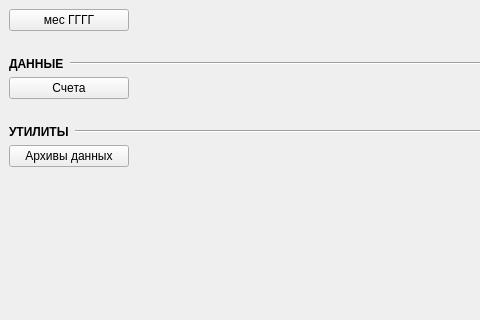
This is ui/forms/form_main.ui in e-vladimir/finmanager as Qt 5 draws it before an edit; both pictures show x 0 to 480 and y 0 to 320 of the 800 by 639 pixel window. The edited form follows.
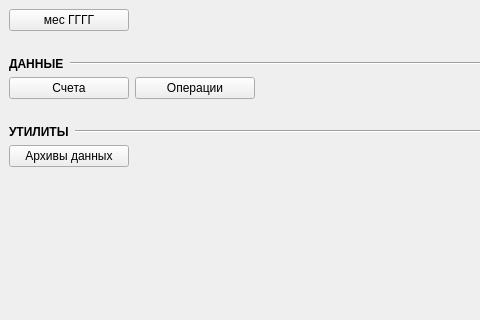
This is the edited form.

Commit message: Форма основная: + Переход в форму Операции по счетам

The edit to the form file:
```diff
--- a/ui/forms/form_main.ui
+++ b/ui/forms/form_main.ui
@@ -140,6 +140,19 @@
         </property>
        </widget>
       </item>
+      <item>
+       <widget class="QPushButton" name="btn_operations">
+        <property name="minimumSize">
+         <size>
+          <width>120</width>
+          <height>0</height>
+         </size>
+        </property>
+        <property name="text">
+         <string>Операции</string>
+        </property>
+       </widget>
+      </item>
       <item>
        <spacer name="horizontalSpacer_7">
         <property name="orientation">
```
The commit also changes 20 other files.
